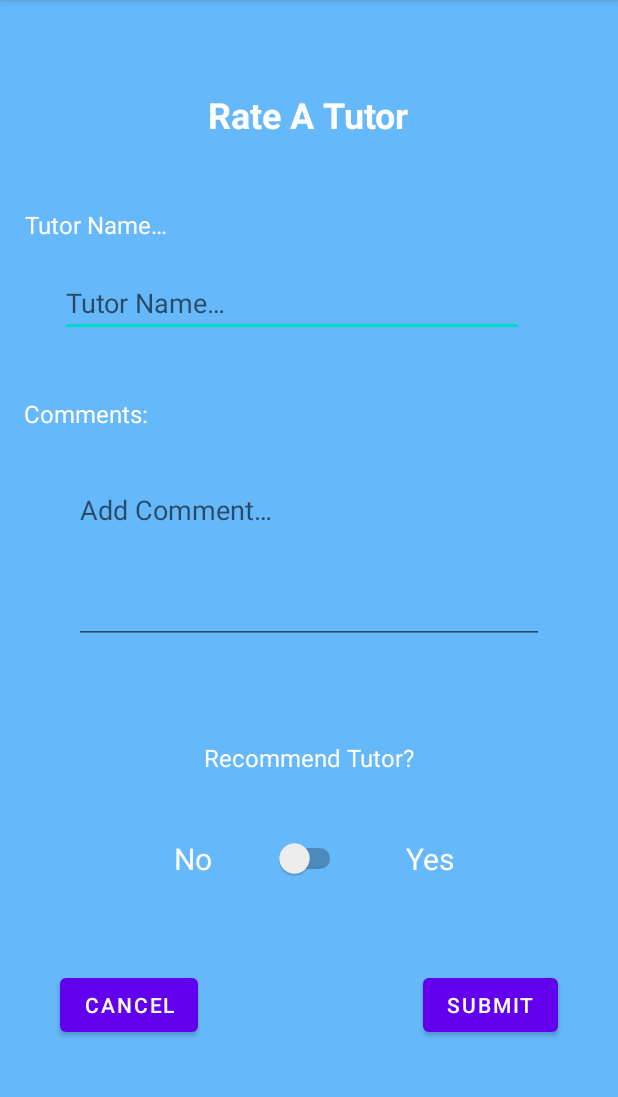
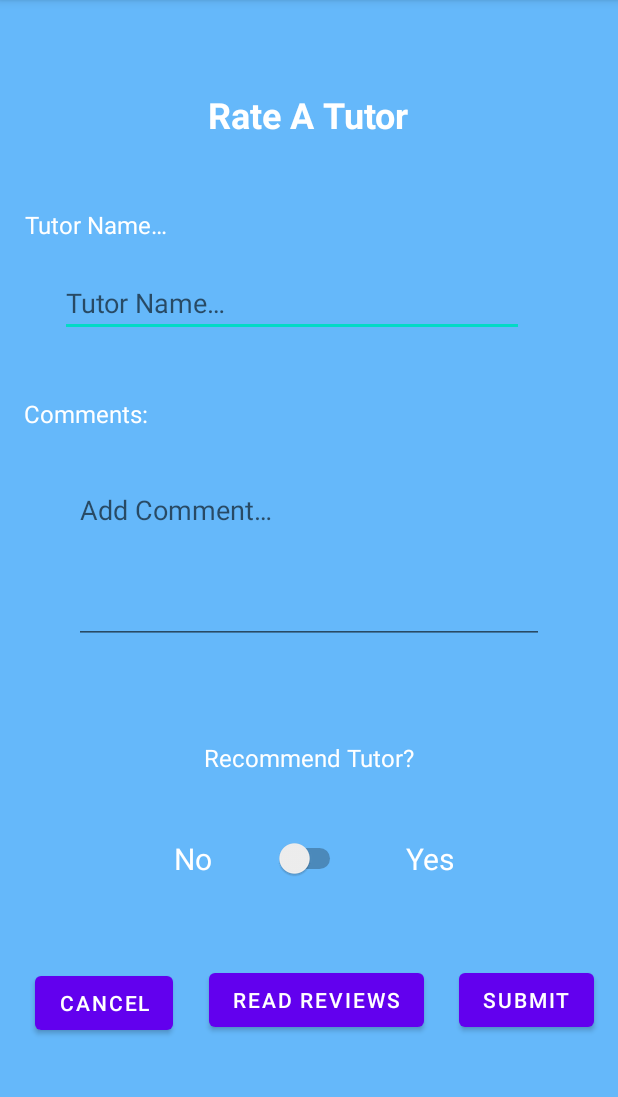
Before and after one commit to gracesopha/tutorme, an Android app: the Ratings screen opened directly, with no data from a screen before it, on a phone screen of 412 x 824 dp, the part 84-1181 px from its top. Run offline under Robolectric (Android 15) with nearby library versions, the phone set to English and light mode, and no system bars.

Commit message:
created a seperate read reviews page. Made navigation from button to that page and read database data in displayratings page

```diff
--- a/StudentTutoringApp/app/src/main/java/com/example/studenttutoring/Ratings.java
+++ b/StudentTutoringApp/app/src/main/java/com/example/studenttutoring/Ratings.java
@@ -25,6 +25,7 @@ public class Ratings extends AppCompatActivity {
     private EditText name;
     private EditText comment;
     private Switch reccomend_switch;
+    private Button read_reviews_button;
     private boolean reccomend = false;
     @Override
     protected void onCreate(Bundle savedInstanceState) {
@@ -35,6 +36,7 @@ public class Ratings extends AppCompatActivity {
         cancel_button = findViewById(R.id.cancel_button);
         comment = findViewById(R.id.editTextTextMultiLine);
         reccomend_switch = findViewById(R.id.switch2);
+        read_reviews_button = findViewById(R.id.buttonReadReviews);
 
         submit_button.setOnClickListener(new View.OnClickListener() {
             public void onClick(View v) { submit(); }
@@ -55,10 +57,23 @@ public class Ratings extends AppCompatActivity {
             }
         });
 
+        read_reviews_button.setOnClickListener(new View.OnClickListener(){
+            @Override
+            public void onClick(View v){
+                readReviews();
+            }
+        });
+
     }
 
     public void goHome() {
         Intent intent = new Intent(this, MainActivity.class); //source, destination
+        startActivity(intent);
+        finish();
+    }
+
+    public void readReviews(){
+        Intent intent = new Intent(this, DisplayRatings.class); //source, destination
         startActivity(intent);
         finish();
     }
@@ -91,7 +106,7 @@ public class Ratings extends AppCompatActivity {
                 String add = "";
                 add = "INSERT INTO REVIEW VALUES ('"+name_text+"', '"+comment_text+"', '"+ratings_value+"')";
                 stmt.executeUpdate(add);
-                Log.v("connection test:",comment_text);
+                //Log.v("connection test:",comment_text);
             }
             catch (Exception ex){
                 Log.e("Error",ex.getMessage());
--- a/StudentTutoringApp/app/src/main/res/layout/activity_ratings.xml
+++ b/StudentTutoringApp/app/src/main/res/layout/activity_ratings.xml
@@ -14,10 +14,10 @@
         android:text="@string/submit_button_text"
         app:layout_constraintBottom_toBottomOf="parent"
         app:layout_constraintEnd_toEndOf="parent"
-        app:layout_constraintHorizontal_bias="0.876"
+        app:layout_constraintHorizontal_bias="0.95"
         app:layout_constraintStart_toStartOf="parent"
         app:layout_constraintTop_toTopOf="parent"
-        app:layout_constraintVertical_bias="0.897" />
+        app:layout_constraintVertical_bias="0.893" />
 
     <EditText
         android:id="@+id/editTextTextPersonName"
@@ -159,9 +159,22 @@
         android:text="@string/cancel_button_text"
         app:layout_constraintBottom_toBottomOf="parent"
         app:layout_constraintEnd_toEndOf="parent"
-        app:layout_constraintHorizontal_bias="0.124"
+        app:layout_constraintHorizontal_bias="0.072"
         app:layout_constraintStart_toStartOf="parent"
         app:layout_constraintTop_toTopOf="parent"
-        app:layout_constraintVertical_bias="0.897" />
+        app:layout_constraintVertical_bias="0.895" />
+
+    <Button
+        android:id="@+id/buttonReadReviews"
+        android:layout_width="wrap_content"
+        android:layout_height="wrap_content"
+        android:layout_marginStart="24dp"
+        android:text="Read Reviews"
+        app:layout_constraintBottom_toBottomOf="parent"
+        app:layout_constraintEnd_toStartOf="@+id/submit_button"
+        app:layout_constraintHorizontal_bias="0.0"
+        app:layout_constraintStart_toEndOf="@+id/cancel_button"
+        app:layout_constraintTop_toTopOf="parent"
+        app:layout_constraintVertical_bias="0.893" />
 
 </androidx.constraintlayout.widget.ConstraintLayout>
```
Also changed, not shown: StudentTutoringApp/app/src/main/java/com/example/studenttutoring/DisplayRatings.java (added, +53 -0 lines), StudentTutoringApp/app/src/main/res/layout/activity_display_ratings.xml (added, +20 -0 lines).
